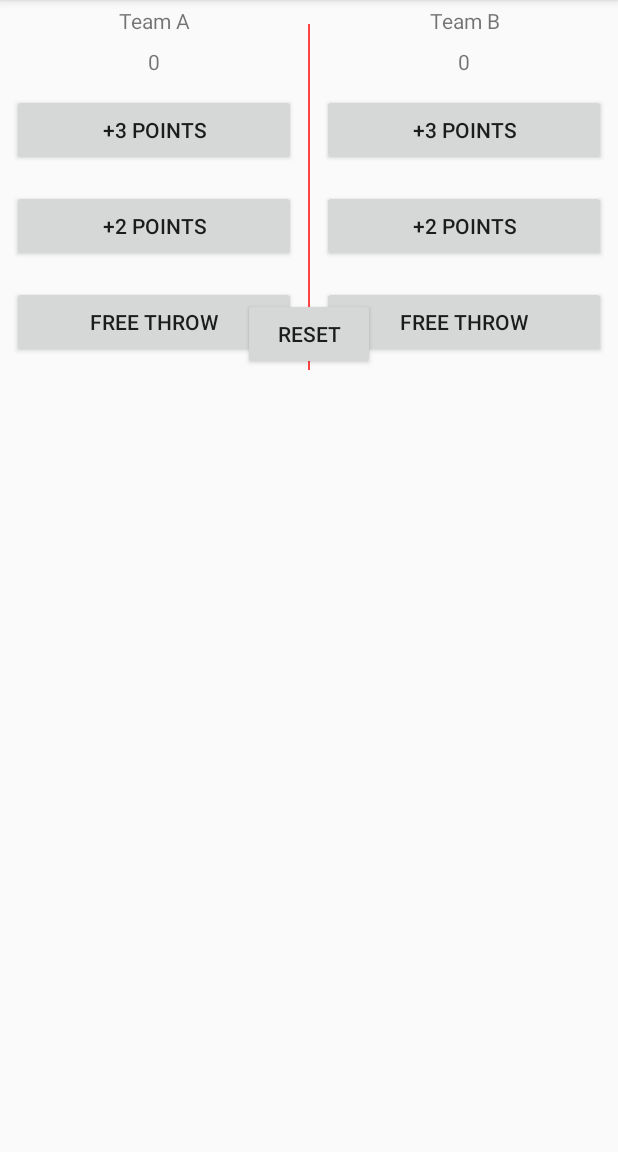
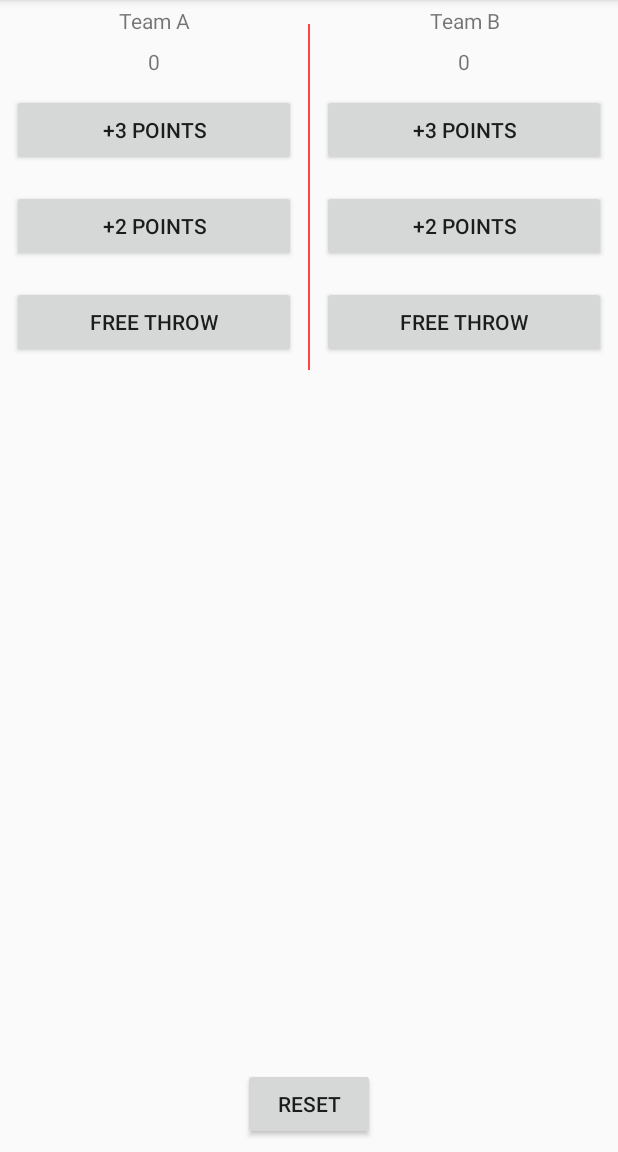
Before and after one commit to Chigrin/CourtCounter, an Android app: the screen it shows after launch (MainActivity), on a phone screen of 412 x 824 dp, the part 84-1236 px from its top. Run offline under Robolectric (Android 15) with nearby library versions, the phone set to English and light mode, and no system bars.

```diff
--- a/app/src/main/java/com/example/android/courtcounter/MainActivity.java
+++ b/app/src/main/java/com/example/android/courtcounter/MainActivity.java
@@ -61,8 +61,7 @@ public class MainActivity extends AppCompatActivity {
      * Increase the score for Team A by 2 points.
      */
     public void addTwoForTeamB(View v) {
-        scoreTeamB = scoreTeamB + 2;
-        displayForTeamB(scoreTeamB);
+     displayForTeamB(scoreTeamB);
     }
 
     /**
--- a/app/src/main/res/layout/activity_main.xml
+++ b/app/src/main/res/layout/activity_main.xml
@@ -4,6 +4,7 @@
     xmlns:tools="http://schemas.android.com/tools"
     android:layout_width="match_parent"
     android:layout_height="match_parent"
+    android:fillViewport="true"
     tools:context="com.example.android.courtcounter.MainActivity">
 
     <RelativeLayout
@@ -13,7 +14,7 @@
 
         <LinearLayout
             android:layout_width="match_parent"
-            android:layout_height="match_parent"
+            android:layout_height="wrap_content"
             android:orientation="horizontal">
 
 
```
